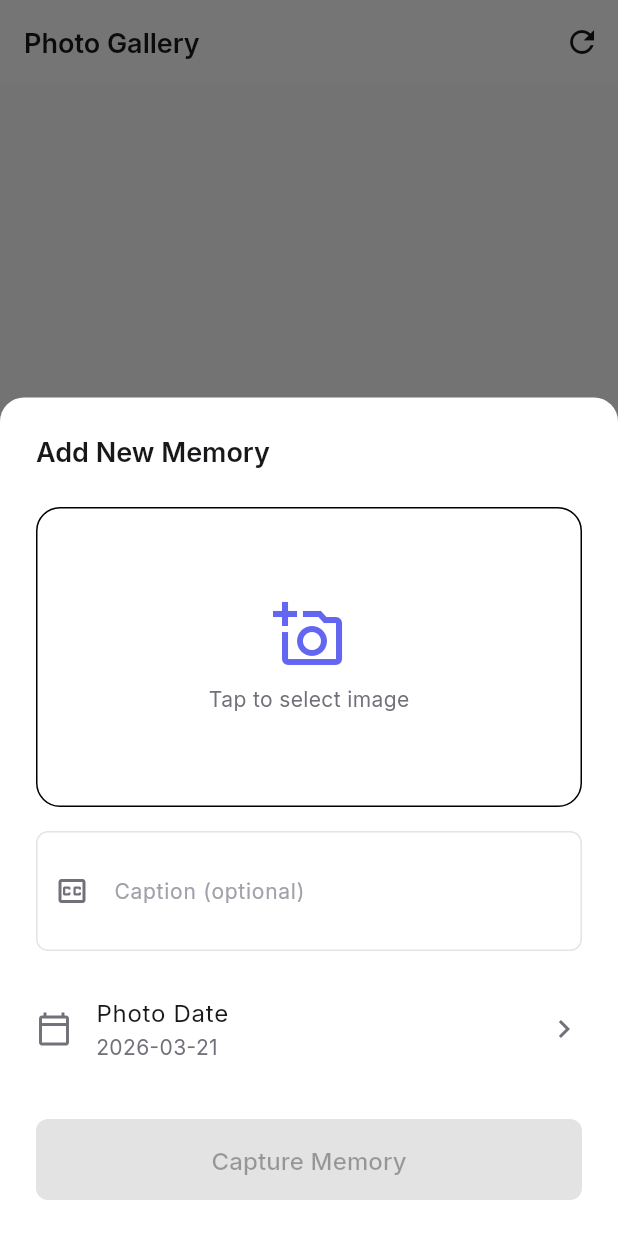
After one commit to Lavanya-Indapure/Chronicle, a Flutter app: the PhotosScreen screen opened by its route, after a tap on the "add a photo" icon, on a phone screen of 412 x 824 dp. The commit adds this screen. Run offline on Flutter 3.47's test engine with Material 3 defaults, Android fonts, the phone set to English and light mode, and no system bars; our stand-ins replace equatable, flutter_dotenv, flutter_riverpod, go_router, google_fonts, image_picker and 1 more; accounts and stored records are empty.

Commit message:
feat: implement photos module

```diff
--- a/frontend/lib/core/router/app_router.dart
+++ b/frontend/lib/core/router/app_router.dart
@@ -11,6 +11,7 @@ import 'package:chronicle/features/expenses/presentation/screens/expenses_screen
 import 'package:chronicle/features/health/presentation/screens/health_screen.dart';
 import 'package:chronicle/features/more/presentation/screens/more_screen.dart';
 import 'package:chronicle/features/more/presentation/screens/more_sub_screens.dart';
+import 'package:chronicle/features/photos/presentation/screens/photos_screen.dart';
 
 /// Chronicle — Declarative Router with auth guard + session handling
 class AppRouter {
--- a/frontend/lib/features/more/presentation/screens/more_sub_screens.dart
+++ b/frontend/lib/features/more/presentation/screens/more_sub_screens.dart
@@ -2,11 +2,7 @@ import 'package:flutter/material.dart';
 import 'package:chronicle/core/widgets/coming_soon_screen.dart';
 import 'package:chronicle/core/constants/app_strings.dart';
 
-class PhotosScreen extends StatelessWidget {
-  const PhotosScreen({super.key});
-  @override
-  Widget build(BuildContext context) => const ComingSoonScreen(title: AppStrings.photosLabel, icon: Icons.photo_library_outlined);
-}
+// Removed duplicate PhotosScreen placeholder
 
 class RestaurantsScreen extends StatelessWidget {
   const RestaurantsScreen({super.key});
--- /dev/null
+++ b/frontend/lib/features/photos/data/datasources/photo_remote_datasource.dart
@@ -0,0 +1,66 @@
+import 'dart:io';
+import 'package:supabase_flutter/supabase_flutter.dart';
+import 'package:chronicle/features/photos/domain/models/photo.dart';
+import 'package:chronicle/core/errors/app_exception.dart';
+
+class PhotoRemoteDatasource {
+  final SupabaseClient _client;
+
+  PhotoRemoteDatasource(this._client);
+
+  Future<List<Photo>> getPhotos() async {
+    try {
+      final response = await _client
+          .from('photos')
+          .select()
+          .order('photo_date', ascending: false);
+
+      return (response as List).map((json) => Photo.fromJson(json)).toList();
+    } catch (e) {
+      throw AppException('Failed to fetch photos: $e');
+    }
+  }
+
+  Future<Photo> uploadPhoto({
+    required File file,
+    String? caption,
+    required DateTime date,
+  }) async {
+    try {
+      final userId = _client.auth.currentUser!.id;
+      final fileName = '${DateTime.now().millisecondsSinceEpoch}_${file.path.split('/').last}';
+      final storagePath = '$userId/$fileName';
+
+      // 1. Upload to Storage
+      await _client.storage.from('photos').upload(storagePath, file);
+
+      // 2. Get Public URL
+      final imageUrl = _client.storage.from('photos').getPublicUrl(storagePath);
+
+      // 3. Insert into Database
+      final response = await _client.from('photos').insert({
+        'user_id': userId,
+        'storage_path': storagePath,
+        'image_url': imageUrl,
+        'caption': caption,
+        'photo_date': date.toIso8601String(),
+      }).select().single();
+
+      return Photo.fromJson(response);
+    } catch (e) {
+      throw AppException('Failed to upload photo: $e');
+    }
+  }
+
+  Future<void> deletePhoto(Photo photo) async {
+    try {
+      // 1. Delete from Storage
+      await _client.storage.from('photos').remove([photo.storagePath]);
+
+      // 2. Delete from Database
+      await _client.from('photos').delete().eq('id', photo.id);
+    } catch (e) {
+      throw AppException('Failed to delete photo: $e');
+    }
+  }
+}
--- /dev/null
+++ b/frontend/lib/features/photos/data/repositories/photo_repository_impl.dart
@@ -0,0 +1,33 @@
+import 'dart:io';
+import 'package:chronicle/features/photos/domain/models/photo.dart';
+import 'package:chronicle/features/photos/domain/repositories/photo_repository.dart';
+import 'package:chronicle/features/photos/data/datasources/photo_remote_datasource.dart';
+
+class PhotoRepositoryImpl implements PhotoRepository {
+  final PhotoRemoteDatasource _datasource;
+
+  PhotoRepositoryImpl(this._datasource);
+
+  @override
+  Future<List<Photo>> getPhotos() async {
+    return await _datasource.getPhotos();
+  }
+
+  @override
+  Future<Photo> uploadPhoto({
+    required File file,
+    String? caption,
+    required DateTime date,
+  }) async {
+    return await _datasource.uploadPhoto(
+      file: file,
+      caption: caption,
+      date: date,
+    );
+  }
+
+  @override
+  Future<void> deletePhoto(Photo photo) async {
+    await _datasource.deletePhoto(photo);
+  }
+}
--- /dev/null
+++ b/frontend/lib/features/photos/domain/models/photo.dart
@@ -0,0 +1,47 @@
+import 'package:equatable/equatable.dart';
+
+class Photo extends Equatable {
+  final String id;
+  final String userId;
+  final String storagePath;
+  final String imageUrl;
+  final String? caption;
+  final DateTime photoDate;
+  final DateTime createdAt;
+
+  const Photo({
+    required this.id,
+    required this.userId,
+    required this.storagePath,
+    required this.imageUrl,
+    this.caption,
+    required this.photoDate,
+    required this.createdAt,
+  });
+
+  factory Photo.fromJson(Map<String, dynamic> json) {
+    return Photo(
+      id: json['id'],
+      userId: json['user_id'],
+      storagePath: json['storage_path'],
+      imageUrl: json['image_url'],
+      caption: json['caption'],
+      photoDate: DateTime.parse(json['photo_date']),
+      createdAt: DateTime.parse(json['created_at']),
+    );
+  }
+
+  Map<String, dynamic> toJson() {
+    return {
+      'id': id,
+      'user_id': userId,
+      'storage_path': storagePath,
+      'image_url': imageUrl,
+      'caption': caption,
+      'photo_date': photoDate.toIso8601String(),
+    };
+  }
+
+  @override
+  List<Object?> get props => [id, userId, storagePath, imageUrl, caption, photoDate, createdAt];
+}
--- /dev/null
+++ b/frontend/lib/features/photos/domain/repositories/photo_repository.dart
@@ -0,0 +1,12 @@
+import 'dart:io';
+import 'package:chronicle/features/photos/domain/models/photo.dart';
+
+abstract class PhotoRepository {
+  Future<List<Photo>> getPhotos();
+  Future<Photo> uploadPhoto({
+    required File file,
+    String? caption,
+    required DateTime date,
+  });
+  Future<void> deletePhoto(Photo photo);
+}
--- /dev/null
+++ b/frontend/lib/features/photos/presentation/controllers/photo_controller.dart
@@ -0,0 +1,90 @@
+import 'dart:io';
+import 'package:flutter_riverpod/flutter_riverpod.dart';
+import 'package:supabase_flutter/supabase_flutter.dart';
+import 'package:equatable/equatable.dart';
+import 'package:chronicle/features/photos/domain/models/photo.dart';
+import 'package:chronicle/features/photos/domain/repositories/photo_repository.dart';
+import 'package:chronicle/features/photos/data/repositories/photo_repository_impl.dart';
+import 'package:chronicle/features/photos/data/datasources/photo_remote_datasource.dart';
+import 'package:chronicle/core/errors/app_exception.dart';
+
+class PhotoState extends Equatable {
+  final bool isLoading;
+  final String? errorMessage;
+  final List<Photo> photos;
+
+  const PhotoState({
+    this.isLoading = false,
+    this.errorMessage,
+    this.photos = const [],
+  });
+
+  PhotoState copyWith({
+    bool? isLoading,
+    String? errorMessage,
+    List<Photo>? photos,
+  }) {
+    return PhotoState(
+      isLoading: isLoading ?? this.isLoading,
+      errorMessage: errorMessage,
+      photos: photos ?? this.photos,
+    );
+  }
+
+  @override
+  List<Object?> get props => [isLoading, errorMessage, photos];
+}
+
+class PhotoController extends Notifier<PhotoState> {
+  late final PhotoRepository _repository;
+
+  @override
+  PhotoState build() {
+    final client = Supabase.instance.client;
+    final datasource = PhotoRemoteDatasource(client);
+    _repository = PhotoRepositoryImpl(datasource);
+
+    // Proactively load photos
+    Future.microtask(() => loadPhotos());
+
+    return const PhotoState();
+  }
+
+  Future<void> loadPhotos() async {
+    state = state.copyWith(isLoading: true, errorMessage: null);
+    try {
+      final photos = await _repository.getPhotos();
+      state = state.copyWith(photos: photos, isLoading: false);
+    } on AppException catch (e) {
+      state = state.copyWith(isLoading: false, errorMessage: e.message);
+    }
+  }
+
+  Future<bool> uploadPhoto({
+    required File file,
+    String? caption,
+    required DateTime date,
+  }) async {
+    state = state.copyWith(isLoading: true, errorMessage: null);
+    try {
+      await _repository.uploadPhoto(file: file, caption: caption, date: date);
+      await loadPhotos();
+      return true;
+    } on AppException catch (e) {
+      state = state.copyWith(isLoading: false, errorMessage: e.message);
+      return false;
+    }
+  }
+
+  Future<void> deletePhoto(Photo photo) async {
+    state = state.copyWith(isLoading: true, errorMessage: null);
+    try {
+      await _repository.deletePhoto(photo);
+      await loadPhotos();
+    } on AppException catch (e) {
+      state = state.copyWith(isLoading: false, errorMessage: e.message);
+    }
+  }
+}
+
+final photoControllerProvider = NotifierProvider<PhotoController, PhotoState>(PhotoController.new);
--- /dev/null
+++ b/frontend/lib/features/photos/presentation/screens/photos_screen.dart
@@ -0,0 +1,207 @@
+import 'package:flutter/material.dart';
+import 'package:flutter_riverpod/flutter_riverpod.dart';
+import 'package:chronicle/core/constants/app_spacing.dart';
+import 'package:chronicle/features/photos/presentation/controllers/photo_controller.dart';
+import 'package:chronicle/features/photos/presentation/widgets/add_photo_sheet.dart';
+import 'package:chronicle/features/photos/domain/models/photo.dart';
+
+class PhotosScreen extends ConsumerWidget {
+  const PhotosScreen({super.key});
+
+  @override
+  Widget build(BuildContext context, WidgetRef ref) {
+    final state = ref.watch(photoControllerProvider);
+
+    return Scaffold(
+      appBar: AppBar(
+        title: const Text('Photo Gallery'),
+        actions: [
+          IconButton(
+            icon: const Icon(Icons.refresh),
+            onPressed: () => ref.read(photoControllerProvider.notifier).loadPhotos(),
+          ),
+        ],
+      ),
+      body: state.isLoading && state.photos.isEmpty
+          ? const Center(child: CircularProgressIndicator())
+          : state.photos.isEmpty
+              ? _EmptyGallery()
+              : GridView.builder(
+                  padding: const EdgeInsets.all(AppSpacing.sm),
+                  gridDelegate: const SliverGridDelegateWithFixedCrossAxisCount(
+                    crossAxisCount: 3,
+                    crossAxisSpacing: AppSpacing.sm,
+                    mainAxisSpacing: AppSpacing.sm,
+                  ),
+                  itemCount: state.photos.length,
+                  itemBuilder: (context, index) {
+                    final photo = state.photos[index];
+                    return _PhotoThumbnail(photo: photo);
+                  },
+                ),
+      floatingActionButton: FloatingActionButton(
+        onPressed: () => _showAddPhoto(context),
+        child: const Icon(Icons.add_a_photo),
+      ),
+    );
+  }
+
+  void _showAddPhoto(BuildContext context) {
+    showModalBottomSheet(
+      context: context,
+      isScrollControlled: true,
+      shape: const RoundedRectangleBorder(
+        borderRadius: BorderRadius.vertical(top: Radius.circular(AppSpacing.radiusLg)),
+      ),
+      builder: (ctx) => const AddPhotoSheet(),
+    );
+  }
+}
+
+class _PhotoThumbnail extends StatelessWidget {
+  final Photo photo;
+
+  const _PhotoThumbnail({required this.photo});
+
+  @override
+  Widget build(BuildContext context) {
+    return GestureDetector(
+      onTap: () => _showPhotoView(context),
+      onLongPress: () => _showDeleteConfirmation(context),
+      child: Hero(
+        tag: photo.id,
+        child: ClipRRect(
+          borderRadius: BorderRadius.circular(AppSpacing.radiusMd),
+          child: Image.network(
+            photo.imageUrl,
+            fit: BoxFit.cover,
+            loadingBuilder: (context, child, loadingProgress) {
+              if (loadingProgress == null) return child;
+              return Container(
+                color: Theme.of(context).colorScheme.surfaceContainerHighest,
+                child: const Center(child: SizedBox(width: 20, height: 20, child: CircularProgressIndicator(strokeWidth: 2))),
+              );
+            },
+            errorBuilder: (context, error, stackTrace) => Container(
+              color: Theme.of(context).colorScheme.errorContainer,
+              child: const Icon(Icons.broken_image),
+            ),
+          ),
+        ),
+      ),
+    );
+  }
+
+  void _showPhotoView(BuildContext context) {
+    Navigator.of(context).push(
+      MaterialPageRoute(
+        builder: (ctx) => _PhotoDetailView(photo: photo),
+      ),
+    );
+  }
+
+  void _showDeleteConfirmation(BuildContext context) {
+    showDialog(
+      context: context,
+      builder: (ctx) => AlertDialog(
+        title: const Text('Delete Photo?'),
+        content: const Text('This will permanently remove the photo and its caption.'),
+        actions: [
+          TextButton(onPressed: () => Navigator.pop(ctx), child: const Text('Cancel')),
+          Consumer(
+            builder: (context, ref, child) => TextButton(
+              onPressed: () {
+                ref.read(photoControllerProvider.notifier).deletePhoto(photo);
+                Navigator.pop(ctx);
+              },
+              style: TextButton.styleFrom(foregroundColor: Theme.of(context).colorScheme.error),
+              child: const Text('Delete'),
+            ),
+          ),
+        ],
+      ),
+    );
+  }
+}
+
+class _PhotoDetailView extends StatelessWidget {
+  final Photo photo;
+
+  const _PhotoDetailView({required this.photo});
+
+  @override
+  Widget build(BuildContext context) {
+    final theme = Theme.of(context);
+    return Scaffold(
+      backgroundColor: Colors.black,
+      appBar: AppBar(
+        backgroundColor: Colors.transparent,
+        foregroundColor: Colors.white,
+        elevation: 0,
+      ),
+      extendBodyBehindAppBar: true,
+      body: Stack(
+        children: [
+          Center(
+            child: InteractiveViewer(
+              child: Hero(
+                tag: photo.id,
+                child: Image.network(photo.imageUrl, fit: BoxFit.contain),
+              ),
+            ),
+          ),
+          if (photo.caption != null && photo.caption!.isNotEmpty)
+            Positioned(
+              bottom: 0,
+              left: 0,
+              right: 0,
+              child: Container(
+                padding: const EdgeInsets.all(AppSpacing.lg),
+                decoration: BoxDecoration(
+                  gradient: LinearGradient(
+                    begin: Alignment.bottomCenter,
+                    end: Alignment.topCenter,
+                    colors: [Colors.black.withValues(alpha: 0.8), Colors.transparent],
+                  ),
+                ),
+                child: Column(
+                  crossAxisAlignment: CrossAxisAlignment.start,
+                  mainAxisSize: MainAxisSize.min,
+                  children: [
+                    Text(
+                      photo.caption!,
+                      style: theme.textTheme.titleMedium?.copyWith(color: Colors.white),
+                    ),
+                    AppSpacing.gapXs,
+                    Text(
+                      photo.photoDate.toString().split(' ').first,
+                      style: theme.textTheme.bodySmall?.copyWith(color: Colors.white70),
+                    ),
+                  ],
+                ),
+              ),
+            ),
+        ],
+      ),
+    );
+  }
+}
+
+class _EmptyGallery extends StatelessWidget {
+  @override
+  Widget build(BuildContext context) {
+    final theme = Theme.of(context);
+    return Center(
+      child: Column(
+        mainAxisAlignment: MainAxisAlignment.center,
+        children: [
+          Icon(Icons.photo_library_outlined, size: 64, color: theme.disabledColor),
+          AppSpacing.gapMd,
+          Text('No photos yet', style: theme.textTheme.bodyLarge?.copyWith(color: theme.disabledColor)),
+          AppSpacing.gapSm,
+          Text('Capture your memories!', style: theme.textTheme.bodyMedium?.copyWith(color: theme.disabledColor)),
+        ],
+      ),
+    );
+  }
+}
--- /dev/null
+++ b/frontend/lib/features/photos/presentation/widgets/add_photo_sheet.dart
@@ -0,0 +1,182 @@
+import 'dart:io';
+import 'package:flutter/material.dart';
+import 'package:flutter_riverpod/flutter_riverpod.dart';
+import 'package:image_picker/image_picker.dart';
+import 'package:chronicle/core/constants/app_spacing.dart';
+import 'package:chronicle/features/photos/presentation/controllers/photo_controller.dart';
+
+class AddPhotoSheet extends ConsumerStatefulWidget {
+  const AddPhotoSheet({super.key});
+
+  @override
+  ConsumerState<AddPhotoSheet> createState() => _AddPhotoSheetState();
+}
+
+class _AddPhotoSheetState extends ConsumerState<AddPhotoSheet> {
+  final _captionController = TextEditingController();
+  File? _imageFile;
+  DateTime _selectedDate = DateTime.now();
+  bool _isUploading = false;
+
+  final ImagePicker _picker = ImagePicker();
+
+  Future<void> _pickImage(ImageSource source) async {
+    try {
+      final XFile? pickedFile = await _picker.pickImage(
+        source: source,
+        imageQuality: 70, // Compressing for better storage usage
+      );
+      if (pickedFile != null) {
+        setState(() => _imageFile = File(pickedFile.path));
+      }
+    } catch (e) {
+      if (mounted) {
+        ScaffoldMessenger.of(context).showSnackBar(
+          SnackBar(content: Text('Failed to pick image: $e')),
+        );
+      }
+    }
+  }
+
+  Future<void> _submit() async {
+    if (_imageFile == null) return;
+
+    setState(() => _isUploading = true);
+    final success = await ref.read(photoControllerProvider.notifier).uploadPhoto(
+      file: _imageFile!,
+      caption: _captionController.text.trim().isEmpty ? null : _captionController.text.trim(),
+      date: _selectedDate,
+    );
+
+    if (mounted) {
+      if (success) {
+        Navigator.pop(context);
+        ScaffoldMessenger.of(context).showSnackBar(
+          const SnackBar(content: Text('Photo uploaded successfully!')),
+        );
+      } else {
+        setState(() => _isUploading = false);
+        final error = ref.read(photoControllerProvider).errorMessage;
+        ScaffoldMessenger.of(context).showSnackBar(
+          SnackBar(content: Text(error ?? 'Failed to upload photo')),
+        );
+      }
+    }
+  }
+
+  @override
+  Widget build(BuildContext context) {
+    final theme = Theme.of(context);
+
+    return Padding(
+      padding: EdgeInsets.only(
+        left: AppSpacing.lg,
+        right: AppSpacing.lg,
+        top: AppSpacing.lg,
+        bottom: MediaQuery.of(context).viewInsets.bottom + AppSpacing.lg,
+      ),
+      child: Column(
+        mainAxisSize: MainAxisSize.min,
+        crossAxisAlignment: CrossAxisAlignment.stretch,
+        children: [
+          Text('Add New Memory', style: theme.textTheme.titleLarge),
+          AppSpacing.gapLg,
+
+          // Image Preview/Picker
+          GestureDetector(
+            onTap: () => _showPickerOptions(),
+            child: Container(
+              height: 200,
+              decoration: BoxDecoration(
+                color: theme.colorScheme.surfaceContainerHighest.withValues(alpha: 0.3),
+                borderRadius: BorderRadius.circular(AppSpacing.radiusLg),
+                border: Border.all(color: theme.colorScheme.outlineVariant),
+              ),
+              child: _imageFile != null
+                  ? ClipRRect(
+                      borderRadius: BorderRadius.circular(AppSpacing.radiusLg),
+                      child: Image.file(_imageFile!, fit: BoxFit.cover),
+                    )
+                  : Column(
+                      mainAxisAlignment: MainAxisAlignment.center,
+                      children: [
+                        Icon(Icons.add_a_photo_outlined, size: 48, color: theme.colorScheme.primary),
+                        AppSpacing.gapSm,
+                        Text('Tap to select image', style: theme.textTheme.bodyMedium),
+                      ],
+                    ),
+            ),
+          ),
+          AppSpacing.gapMd,
+
+          // Caption
+          TextField(
+            controller: _captionController,
+            decoration: const InputDecoration(
+              labelText: 'Caption (optional)',
+              prefixIcon: Icon(Icons.closed_caption_outlined),
+            ),
+            maxLines: 2,
+            textInputAction: TextInputAction.done,
+          ),
+          AppSpacing.gapMd,
+
+          // Date Picker
+          ListTile(
+            contentPadding: EdgeInsets.zero,
+            leading: const Icon(Icons.calendar_today_outlined),
+            title: const Text('Photo Date'),
+            subtitle: Text(_selectedDate.toString().split(' ').first),
+            onTap: () async {
+              final date = await showDatePicker(
+                context: context,
+                initialDate: _selectedDate,
+                firstDate: DateTime(2020),
+                lastDate: DateTime.now(),
+              );
+              if (date != null) setState(() => _selectedDate = date);
+            },
+            trailing: const Icon(Icons.chevron_right),
+          ),
+          AppSpacing.gapLg,
+
+          // Upload Button
+          FilledButton(
+            onPressed: _imageFile == null || _isUploading ? null : _submit,
+            child: _isUploading
+                ? const SizedBox(height: 20, width: 20, child: CircularProgressIndicator(strokeWidth: 2, color: Colors.white))
+                : const Text('Capture Memory'),
+          ),
+        ],
+      ),
+    );
+  }
+
+  void _showPickerOptions() {
+    showModalBottomSheet(
+      context: context,
+      builder: (ctx) => SafeArea(
+        child: Wrap(
+          children: [
+            ListTile(
+              leading: const Icon(Icons.photo_library),
+              title: const Text('Gallery'),
+              onTap: () {
+                _pickImage(ImageSource.gallery);
+                Navigator.pop(ctx);
+              },
+            ),
+            ListTile(
+              leading: const Icon(Icons.camera_alt),
+              title: const Text('Camera'),
+              onTap: () {
+                _pickImage(ImageSource.camera);
+                Navigator.pop(ctx);
+              },
+            ),
+          ],
+        ),
+      ),
+    );
+  }
+}
--- a/frontend/pubspec.yaml
+++ b/frontend/pubspec.yaml
@@ -42,6 +42,7 @@ dependencies:
   go_router: ^17.1.0
   flutter_dotenv: ^6.0.0
   equatable: ^2.0.8
+  image_picker: ^1.2.1
 
 dev_dependencies:
   flutter_test:
```
Also changed, not shown: frontend/pubspec.lock, 5 other files.
